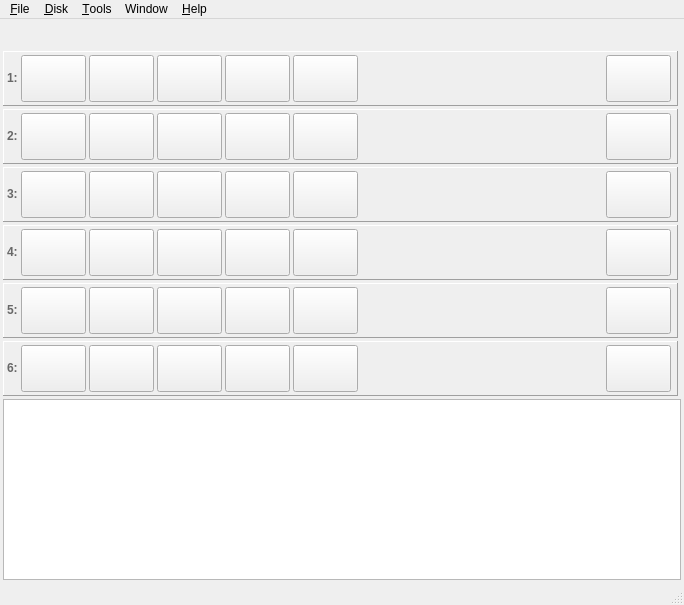
Above: mainwindow.ui from greblus/aspeqt before the change. Below: the same form after it.
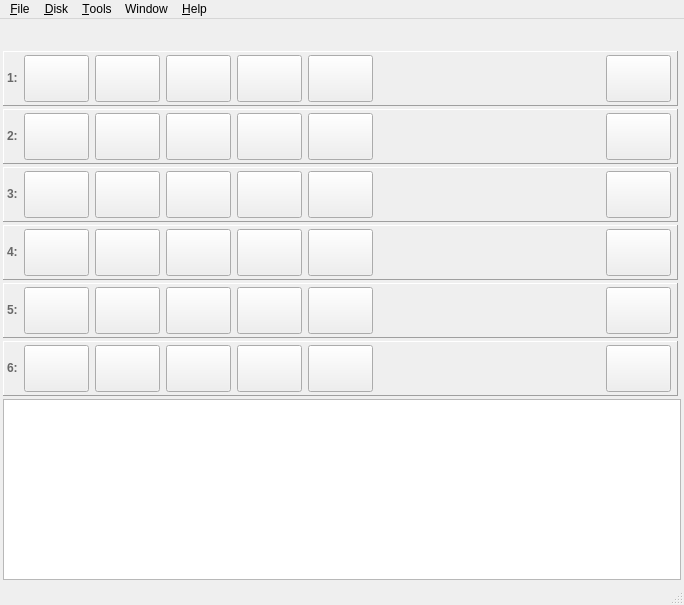
That is the form after the change. Icons and pictures are not drawn.

Commit message: Button sizes calculated proportionally to window height, Options dialog font size reduced.

Patch:
```diff
--- a/mainwindow.ui
+++ b/mainwindow.ui
@@ -92,7 +92,7 @@
       </property>
       <layout class="QHBoxLayout" name="horizontalLayout_5">
        <property name="spacing">
-        <number>3</number>
+        <number>6</number>
        </property>
        <property name="leftMargin">
         <number>3</number>
@@ -653,7 +653,7 @@
       </property>
       <layout class="QHBoxLayout" name="horizontalLayout_6">
        <property name="spacing">
-        <number>3</number>
+        <number>6</number>
        </property>
        <property name="leftMargin">
         <number>3</number>
@@ -1174,7 +1174,7 @@
       </property>
       <layout class="QHBoxLayout" name="horizontalLayout_4">
        <property name="spacing">
-        <number>3</number>
+        <number>6</number>
        </property>
        <property name="leftMargin">
         <number>3</number>
@@ -1724,7 +1724,7 @@
       </property>
       <layout class="QHBoxLayout" name="horizontalLayout_2">
        <property name="spacing">
-        <number>3</number>
+        <number>6</number>
        </property>
        <property name="leftMargin">
         <number>3</number>
@@ -2257,7 +2257,7 @@
       </property>
       <layout class="QHBoxLayout" name="horizontalLayout_3">
        <property name="spacing">
-        <number>3</number>
+        <number>6</number>
        </property>
        <property name="leftMargin">
         <number>3</number>
@@ -2784,7 +2784,7 @@
       </property>
       <layout class="QHBoxLayout" name="horizontalLayout">
        <property name="spacing">
-        <number>3</number>
+        <number>6</number>
        </property>
        <property name="leftMargin">
         <number>3</number>
```
Left out of the diff: 6 changed lines with no effect on the pictures. The commit also changes 4 other files.
